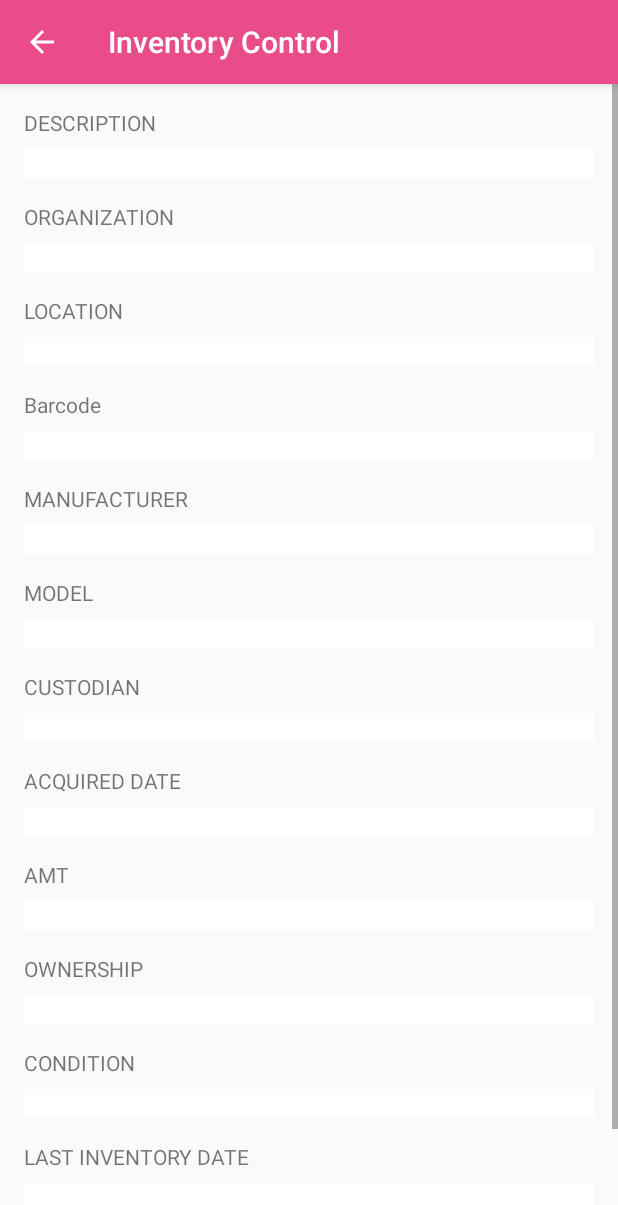
After one commit to nandadong/Inventory_Control, an Android app: the DisplayItemActivity screen opened directly, with no data from a screen before it, on a phone screen of 412 x 824 dp. The commit adds this screen. Shown: the top 1205 px of the screen. Run offline under Robolectric (Android 15) with nearby library versions, the phone set to English and light mode, and no system bars.

Commit message:
Implemented scan fragment to item info activity skeleton

```diff
--- a/app/src/main/AndroidManifest.xml
+++ b/app/src/main/AndroidManifest.xml
@@ -15,6 +15,7 @@
                 <category android:name="android.intent.category.LAUNCHER" />
             </intent-filter>
         </activity>
+        <activity android:name=".DisplayItemActivity" />
     </application>
 
 </manifest>
--- /dev/null
+++ b/app/src/main/java/com/example/nandong/inventorycontrol/DisplayItemActivity.java
@@ -0,0 +1,32 @@
+package com.example.nandong.inventorycontrol;
+
+import android.os.Bundle;
+import android.support.annotation.Nullable;
+import android.support.v7.app.AppCompatActivity;
+import android.view.MenuItem;
+
+/**
+ * Created by nandong on 12/6/16.
+ */
+
+public class DisplayItemActivity extends AppCompatActivity {
+
+    @Override
+    protected void onCreate(@Nullable Bundle savedInstanceState) {
+        super.onCreate(savedInstanceState);
+        setContentView(R.layout.activity_inventory_info);
+        getSupportActionBar().setDisplayHomeAsUpEnabled(true);
+    }
+
+    @Override
+    public boolean onOptionsItemSelected(MenuItem item) {
+        switch (item.getItemId()) {
+            case android.R.id.home:
+                this.finish();
+                return true;
+            default:
+                return super.onOptionsItemSelected(item);
+        }
+
+    }
+}
--- a/app/src/main/java/com/example/nandong/inventorycontrol/ScanBarcodeFragment.java
+++ b/app/src/main/java/com/example/nandong/inventorycontrol/ScanBarcodeFragment.java
@@ -58,6 +58,9 @@ public class ScanBarcodeFragment extends Fragment implements View.OnClickListene
             String scanFormat = scanningResult.getFormatName();
             formatTxt.setText("FORMAT: " + scanFormat);
             contentTxt.setText("CONTENT: " + scanContent);
+
+            intent = new Intent(getActivity(), DisplayItemActivity.class);
+            startActivity(intent);
         } else {
             Toast toast = Toast.makeText(getActivity().getApplicationContext(),
                     "No scan data received!", Toast.LENGTH_SHORT);
--- a/app/src/main/res/drawable/ic_favorite_black_18dp.xml
+++ /dev/null
@@ -1,10 +0,0 @@
-<vector xmlns:android="http://schemas.android.com/apk/res/android"
-        android:width="18dp"
-        android:height="18dp"
-        android:alpha="0.70"
-        android:viewportHeight="24.0"
-        android:viewportWidth="24.0">
-    <path
-        android:fillColor="#000000"
-        android:pathData="M12,21.35l-1.45,-1.32C5.4,15.36 2,12.28 2,8.5 2,5.42 4.42,3 7.5,3c1.74,0 3.41,0.81 4.5,2.09C13.09,3.81 14.76,3 16.5,3 19.58,3 22,5.42 22,8.5c0,3.78 -3.4,6.86 -8.55,11.54L12,21.35z"/>
-</vector>
--- /dev/null
+++ b/app/src/main/res/layout/activity_inventory_info.xml
@@ -0,0 +1,211 @@
+<?xml version="1.0" encoding="utf-8"?>
+<ScrollView xmlns:android="http://schemas.android.com/apk/res/android"
+    xmlns:tools="http://schemas.android.com/tools"
+    android:layout_width="match_parent"
+    android:layout_height="match_parent">
+
+    <LinearLayout
+        android:layout_width="match_parent"
+        android:layout_height="wrap_content"
+        android:orientation="vertical"
+        android:padding="@dimen/spacing_medium"
+        android:background="?attr/selectableItemBackground">
+
+        <!--Description-->
+        <TextView
+            android:layout_width="wrap_content"
+            android:layout_height="wrap_content"
+            android:text="DESCRIPTION"/>
+
+        <TextView
+            android:id="@+id/description"
+            android:layout_width="match_parent"
+            android:layout_height="wrap_content"
+            android:background="@android:color/white"
+            android:textAlignment="center"
+            android:layout_marginTop="@dimen/spacing_small"
+            android:layout_marginBottom="@dimen/spacing_medium"/>
+
+        <!--Organization-->
+        <TextView
+            android:layout_width="wrap_content"
+            android:layout_height="wrap_content"
+            android:text="ORGANIZATION"/>
+
+        <TextView
+            android:id="@+id/organization"
+            android:layout_width="match_parent"
+            android:layout_height="wrap_content"
+            android:background="@android:color/white"
+            android:textAlignment="center"
+            android:layout_marginTop="@dimen/spacing_small"
+            android:layout_marginBottom="@dimen/spacing_medium"/>
+
+        <!--Location-->
+        <TextView
+            android:layout_width="match_parent"
+            android:layout_height="wrap_content"
+            android:text="LOCATION"/>
+
+        <TextView
+            android:id="@+id/location"
+            android:layout_width="match_parent"
+            android:layout_height="wrap_content"
+            android:background="@android:color/white"
+            android:textAlignment="center"
+            android:layout_marginTop="@dimen/spacing_small"
+            android:layout_marginBottom="@dimen/spacing_medium"/>
+
+        <!--Barcode-->
+        <TextView
+            android:layout_width="match_parent"
+            android:layout_height="wrap_content"
+            android:text="Barcode"/>
+
+        <TextView
+            android:id="@+id/barcode"
+            android:layout_width="match_parent"
+            android:layout_height="wrap_content"
+            android:background="@android:color/white"
+            android:textAlignment="center"
+            android:layout_marginTop="@dimen/spacing_small"
+            android:layout_marginBottom="@dimen/spacing_medium"/>
+
+        <!--Manufacturer-->
+        <TextView
+            android:layout_width="match_parent"
+            android:layout_height="wrap_content"
+            android:text="MANUFACTURER"/>
+
+        <TextView
+            android:id="@+id/manufacturer"
+            android:layout_width="match_parent"
+            android:layout_height="wrap_content"
+            android:background="@android:color/white"
+            android:textAlignment="center"
+            android:layout_marginTop="@dimen/spacing_small"
+            android:layout_marginBottom="@dimen/spacing_medium"/>
+
+        <!--Model-->
+        <TextView
+            android:layout_width="match_parent"
+            android:layout_height="wrap_content"
+            android:text="MODEL"/>
+
+        <TextView
+            android:id="@+id/model"
+            android:layout_width="match_parent"
+            android:layout_height="wrap_content"
+            android:background="@android:color/white"
+            android:textAlignment="center"
+            android:layout_marginTop="@dimen/spacing_small"
+            android:layout_marginBottom="@dimen/spacing_medium"/>
+
+        <!--Custodian-->
+        <TextView
+            android:layout_width="match_parent"
+            android:layout_height="wrap_content"
+            android:text="CUSTODIAN"/>
+
+        <TextView
+            android:id="@+id/custodian"
+            android:layout_width="match_parent"
+            android:layout_height="wrap_content"
+            android:background="@android:color/white"
+            android:textAlignment="center"
+            android:layout_marginTop="@dimen/spacing_small"
+            android:layout_marginBottom="@dimen/spacing_medium"/>
+
+        <!--Acquired date-->
+        <TextView
+            android:layout_width="match_parent"
+            android:layout_height="wrap_content"
+            android:text="ACQUIRED DATE"/>
+
+        <TextView
+            android:id="@+id/acq_date"
+            android:layout_width="match_parent"
+            android:layout_height="wrap_content"
+            android:background="@android:color/white"
+            android:textAlignment="center"
+            android:layout_marginTop="@dimen/spacing_small"
+            android:layout_marginBottom="@dimen/spacing_medium"/>
+
+        <!--AMT-->
+        <TextView
+            android:layout_width="match_parent"
+            android:layout_height="wrap_content"
+            android:text="AMT"/>
+
+        <TextView
+            android:id="@+id/amt"
+            android:layout_width="match_parent"
+            android:layout_height="wrap_content"
+            android:background="@android:color/white"
+            android:textAlignment="center"
+            android:layout_marginTop="@dimen/spacing_small"
+            android:layout_marginBottom="@dimen/spacing_medium"/>
+
+        <!--Owenership-->
+        <TextView
+            android:layout_width="match_parent"
+            android:layout_height="wrap_content"
+            android:text="OWNERSHIP"/>
+
+        <TextView
+            android:id="@+id/ownership"
+            android:layout_width="match_parent"
+            android:layout_height="wrap_content"
+            android:background="@android:color/white"
+            android:textAlignment="center"
+            android:layout_marginTop="@dimen/spacing_small"
+            android:layout_marginBottom="@dimen/spacing_medium"/>
+
+        <!--Condition-->
+        <TextView
+            android:layout_width="match_parent"
+            android:layout_height="wrap_content"
+            android:text="CONDITION"/>
+
+        <TextView
+            android:id="@+id/condition"
+            android:layout_width="match_parent"
+            android:layout_height="wrap_content"
+            android:background="@android:color/white"
+            android:textAlignment="center"
+            android:layout_marginTop="@dimen/spacing_small"
+            android:layout_marginBottom="@dimen/spacing_medium"/>
+
+        <!--Last inventory date-->
+        <TextView
+            android:layout_width="match_parent"
+            android:layout_height="wrap_content"
+            android:text="LAST INVENTORY DATE"/>
+
+        <TextView
+            android:id="@+id/last_inv_date"
+            android:layout_width="match_parent"
+            android:layout_height="wrap_content"
+            android:background="@android:color/white"
+            android:textAlignment="center"
+            android:layout_marginTop="@dimen/spacing_small"
+            android:layout_marginBottom="@dimen/spacing_medium"/>
+
+        <!--Designation-->
+        <TextView
+            android:layout_width="match_parent"
+            android:layout_height="wrap_content"
+            android:text="DESIGNATION"/>
+
+        <TextView
+            android:id="@+id/designation"
+            android:layout_width="match_parent"
+            android:layout_height="wrap_content"
+            android:background="@android:color/white"
+            android:textAlignment="center"
+            android:layout_marginTop="@dimen/spacing_small"
+            android:layout_marginBottom="@dimen/spacing_medium"/>
+
+    </LinearLayout>
+
+</ScrollView>
--- a/build.gradle
+++ b/build.gradle
@@ -5,7 +5,7 @@ buildscript {
         jcenter()
     }
     dependencies {
-        classpath 'com.android.tools.build:gradle:2.2.2'
+        classpath 'com.android.tools.build:gradle:2.2.3'
         classpath 'com.neenbedankt.gradle.plugins:android-apt:1.8'
         // NOTE: Do not place your application dependencies here; they belong
         // in the individual module build.gradle files
```
